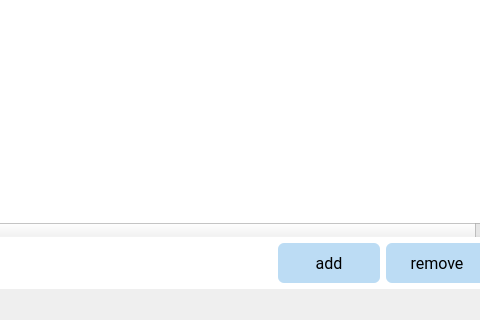
Before: the Qt Designer form GUI/qt5TCMonitorMainWindow.ui in jaroslavkovar80/SSHClient, drawn with Qt 5; both pictures show x 672 to 1152 and y 480 to 800 of the 1280 by 800 pixel window.
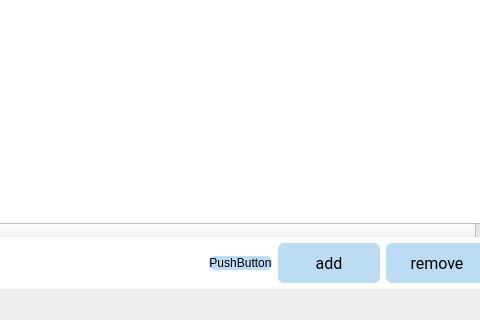
After: the same form once the commit is applied. Icons and pictures are not drawn.

Commit message: connect button background color based on connection status

```diff
--- a/GUI/qt5TCMonitorMainWindow.ui
+++ b/GUI/qt5TCMonitorMainWindow.ui
@@ -1222,6 +1222,13 @@
             </property>
            </spacer>
           </item>
+          <item>
+           <widget class="QPushButton" name="btnCopyMemorySelection">
+            <property name="text">
+             <string>PushButton</string>
+            </property>
+           </widget>
+          </item>
           <item>
            <widget class="QPushButton" name="btnAddRecordToMemoryTable">
             <property name="minimumSize">
```
Left out of the diff: 31 changed lines with no effect on the pictures. The commit also changes 2 other files.
